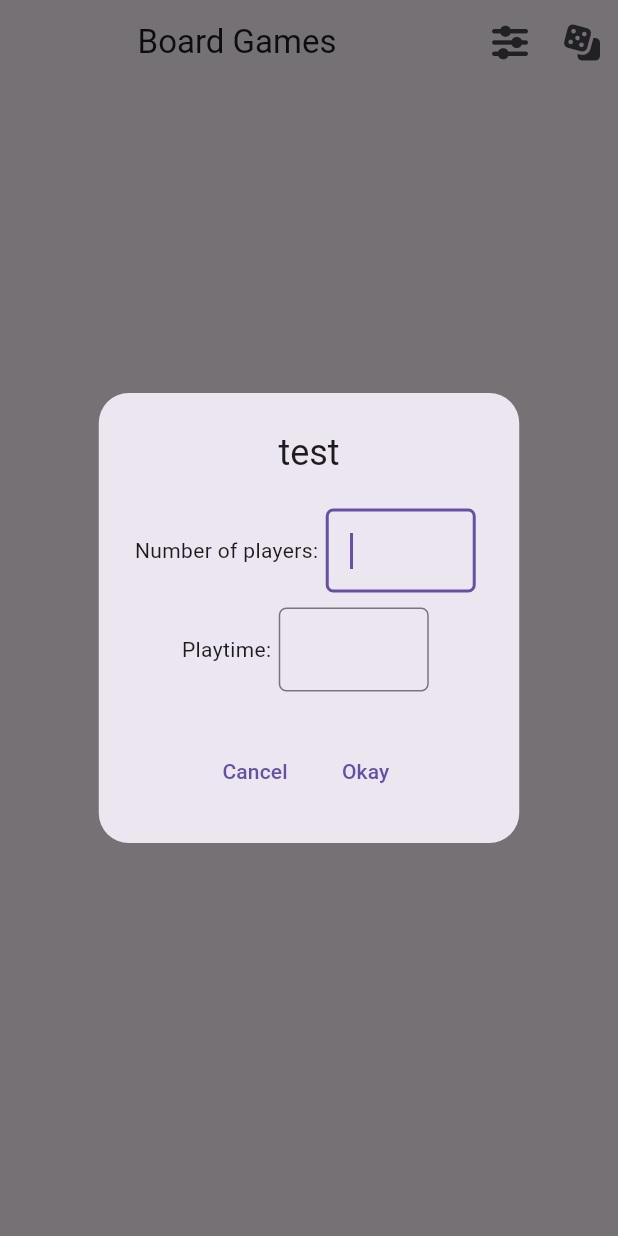
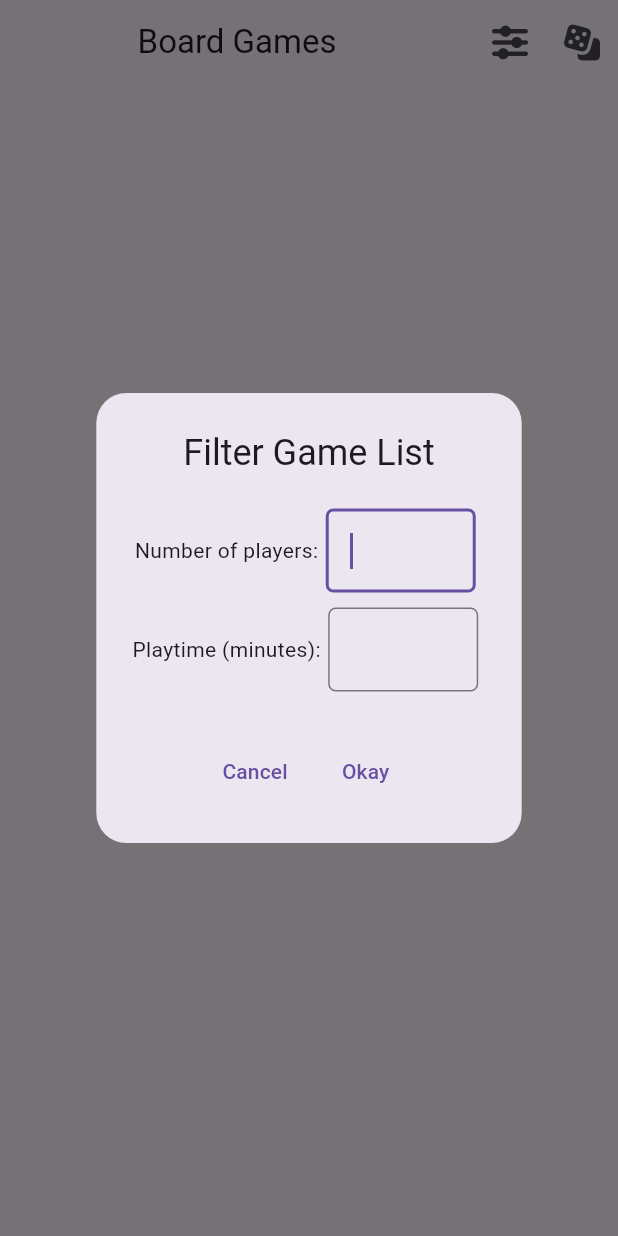
Before and after one commit to JLaser1987/Board-Game-Randomizer, a Flutter app: the screen it shows after launch, after a tap on an icon or button, on a phone screen of 412 x 824 dp. Run offline on Flutter 3.47's test engine with Material 3 defaults, Android fonts, the phone set to English and light mode, and no system bars; our stand-ins replace font_awesome_flutter; missing offline and left inert: gsheets.

Commit message:
Kotlin migration and some small UI adjustments.

```diff
--- a/lib/board_game_list_view.dart
+++ b/lib/board_game_list_view.dart
@@ -21,6 +21,9 @@
     return ListenableBuilder(
       listenable: viewModel,
       builder: (context, child) {
+        if (viewModel.filteredBoardGames.isEmpty) {
+          return Text('No board games found');
+        } else {
           return ListView.builder(
             itemCount: viewModel.filteredBoardGames.length,
             itemBuilder: (context, index) {
@@ -29,6 +32,7 @@
               );
             },
           );
+        }
       },
     );
   }
--- a/lib/filter_dialog.dart
+++ b/lib/filter_dialog.dart
@@ -2,20 +2,25 @@ import 'package:flutter/material.dart';
 import 'package:flutter/services.dart';
 
 class FilterDialog extends StatelessWidget {
-  const FilterDialog({
+  FilterDialog({
     super.key,
     required this.playerCountTextFieldController,
     required this.playTimeTextFieldController,
-  });
+    required this.title,
+  }) {
+    playerCountTextFieldController.text = '';
+    playTimeTextFieldController.text = '';
+  }
 
   final TextEditingController playerCountTextFieldController;
   final TextEditingController playTimeTextFieldController;
+  final String title;
 
   @override
   Widget build(BuildContext context) {
     return AlertDialog(
       shape: RoundedRectangleBorder(borderRadius: BorderRadius.circular(20.0)),
-      title: Text('test', textAlign: TextAlign.center),
+      title: Text(title, textAlign: TextAlign.center),
       content: SingleChildScrollView(
         child: Column(
           mainAxisSize: MainAxisSize.min,
@@ -50,7 +55,7 @@ class FilterDialog extends StatelessWidget {
             Row(
               mainAxisSize: MainAxisSize.min,
               children: [
-                Text('Playtime:'),
+                Text('Playtime (minutes):'),
                 Padding(
                   padding: EdgeInsets.all(5),
                   child: SizedBox(
@@ -78,7 +83,12 @@ class FilterDialog extends StatelessWidget {
         ),
       ),
       actions: [
-        TextButton(onPressed: () {}, child: const Text('Cancel')),
+        TextButton(
+          onPressed: () {
+            Navigator.pop(context, (null, null));
+          },
+          child: const Text('Cancel'),
+        ),
         TextButton(
           onPressed: () {
             Navigator.pop(context, (
--- a/lib/main.dart
+++ b/lib/main.dart
@@ -24,6 +24,7 @@ class MainApp extends StatelessWidget {
         return FilterDialog(
           playerCountTextFieldController: _playerCountFilterTextFieldController,
           playTimeTextFieldController: _playTimeFilterTextFieldController,
+          title: 'Filter Game List',
         );
       },
     );
@@ -41,6 +42,7 @@ class MainApp extends StatelessWidget {
         return FilterDialog(
           playerCountTextFieldController: _playerCountFilterTextFieldController,
           playTimeTextFieldController: _playTimeFilterTextFieldController,
+          title: 'Random Game Limits',
         );
       },
     );
@@ -51,7 +53,7 @@ class MainApp extends StatelessWidget {
     showDialog(
       context: context,
       builder: (BuildContext context) {
-        return AlertDialog(title: Text(gameTitle!));
+        return AlertDialog(title: Center(child: Text(gameTitle!)));
       },
     );
   }
```
Also changed, not shown: pubspec.lock, 5 other files. Lines whose indentation alone changed are shown as unchanged.
